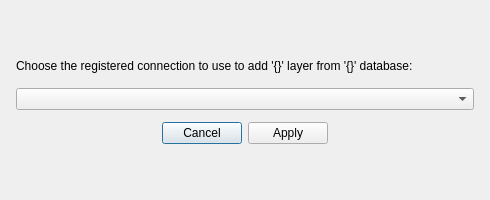
This is ui/db_connections/ui_db_connections.ui in isogeo/isogeo-plugin-qgis as Qt 5 draws it before an edit. The edited form follows.
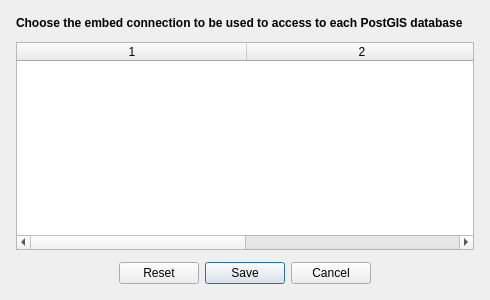
This is the edited form. Icons and pictures are not drawn.

Commit message:
Add UI for #320 + beguins implementation
#357

Patch:
```diff
--- a/ui/db_connections/ui_db_connections.ui
+++ b/ui/db_connections/ui_db_connections.ui
@@ -7,7 +7,7 @@
     <x>0</x>
     <y>0</y>
     <width>490</width>
-    <height>200</height>
+    <height>300</height>
    </rect>
   </property>
   <property name="minimumSize">
@@ -73,26 +73,95 @@
          <height>20</height>
         </size>
        </property>
+       <property name="font">
+        <font>
+         <weight>75</weight>
+         <bold>true</bold>
+        </font>
+       </property>
        <property name="text">
-        <string>Choose the registered connection to use to add '{}' layer from '{}' database:</string>
+        <string>Choose the embed connection to be used to access to each PostGIS database</string>
        </property>
       </widget>
      </item>
      <item>
-      <widget class="QComboBox" name="connections_cbb">
-       <property name="sizePolicy">
-        <sizepolicy hsizetype="Expanding" vsizetype="Fixed">
-         <horstretch>0</horstretch>
-         <verstretch>0</verstretch>
-        </sizepolicy>
-       </property>
-      </widget>
+      <layout class="QHBoxLayout" name="horizontalLayout">
+       <item>
+        <widget class="QTableWidget" name="tbl">
+         <property name="sizePolicy">
+          <sizepolicy hsizetype="Expanding" vsizetype="Expanding">
+           <horstretch>0</horstretch>
+           <verstretch>0</verstretch>
+          </sizepolicy>
+         </property>
+         <property name="minimumSize">
+          <size>
+           <width>0</width>
+           <height>0</height>
+          </size>
+         </property>
+         <property name="maximumSize">
+          <size>
+           <width>16777215</width>
+           <height>16777215</height>
+          </size>
+         </property>
+         <property name="autoFillBackground">
+          <bool>false</bool>
+         </property>
+         <property name="editTriggers">
+          <set>QAbstractItemView::CurrentChanged</set>
+         </property>
+         <property name="alternatingRowColors">
+          <bool>false</bool>
+         </property>
+         <property name="selectionMode">
+          <enum>QAbstractItemView::ExtendedSelection</enum>
+         </property>
+         <property name="sortingEnabled">
+          <bool>false</bool>
+         </property>
+         <property name="rowCount">
+          <number>0</number>
+         </property>
+         <property name="columnCount">
+          <number>2</number>
+         </property>
+         <attribute name="horizontalHeaderVisible">
+          <bool>true</bool>
+         </attribute>
+         <attribute name="horizontalHeaderCascadingSectionResizes">
+          <bool>false</bool>
+         </attribute>
+         <attribute name="horizontalHeaderDefaultSectionSize">
+          <number>230</number>
+         </attribute>
+         <attribute name="horizontalHeaderHighlightSections">
+          <bool>false</bool>
+         </attribute>
+         <attribute name="horizontalHeaderMinimumSectionSize">
+          <number>20</number>
+         </attribute>
+         <attribute name="horizontalHeaderShowSortIndicator" stdset="0">
+          <bool>false</bool>
+         </attribute>
+         <attribute name="horizontalHeaderStretchLastSection">
+          <bool>false</bool>
+         </attribute>
+         <attribute name="verticalHeaderVisible">
+          <bool>false</bool>
+         </attribute>
+         <column/>
+         <column/>
+        </widget>
+       </item>
+      </layout>
      </item>
      <item>
       <widget class="QDialogButtonBox" name="btn_ok_close">
        <property name="maximumSize">
         <size>
-         <width>500</width>
+         <width>600</width>
          <height>16777215</height>
         </size>
        </property>
@@ -109,7 +178,7 @@
         <enum>Qt::Horizontal</enum>
        </property>
        <property name="standardButtons">
-        <set>QDialogButtonBox::Apply|QDialogButtonBox::Cancel</set>
+        <set>QDialogButtonBox::Cancel|QDialogButtonBox::Reset|QDialogButtonBox::Save</set>
        </property>
        <property name="centerButtons">
         <bool>true</bool>
```
Left out of the diff: 15 changed lines with no effect on the pictures. The commit also changes 6 other files.
